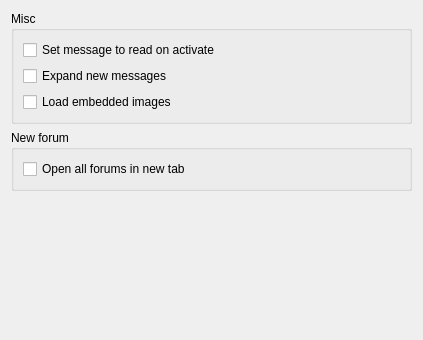
Before: the Qt Designer form retroshare-gui/src/gui/settings/ForumPage.ui in RetroShare/RetroShare, drawn with Qt 5.
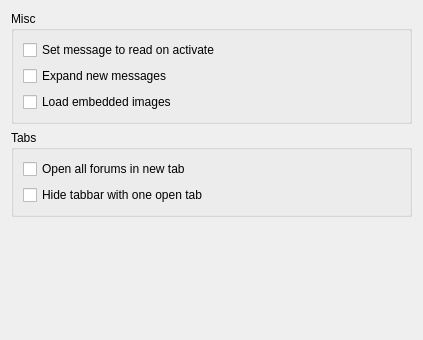
After: the same form once the commit is applied.

Commit message: Added new option to hide the tabbar with one open tab in forums and channels.

```diff
--- a/retroshare-gui/src/gui/settings/ForumPage.ui
+++ b/retroshare-gui/src/gui/settings/ForumPage.ui
@@ -57,7 +57,7 @@
    <item row="1" column="0">
     <widget class="QGroupBox" name="gxsGroupBox">
      <property name="title">
-      <string>New forum</string>
+      <string>Tabs</string>
      </property>
      <layout class="QVBoxLayout" name="verticalLayout">
       <item>
@@ -67,6 +67,13 @@
         </property>
        </widget>
       </item>
+      <item>
+       <widget class="QCheckBox" name="hideTabBarWithOneTabCheckBox">
+        <property name="text">
+         <string>Hide tabbar with one open tab</string>
+        </property>
+       </widget>
+      </item>
      </layout>
     </widget>
    </item>
```
Left out of the diff: 2 changed lines with no effect on the pictures. The commit also changes 11 other files.
